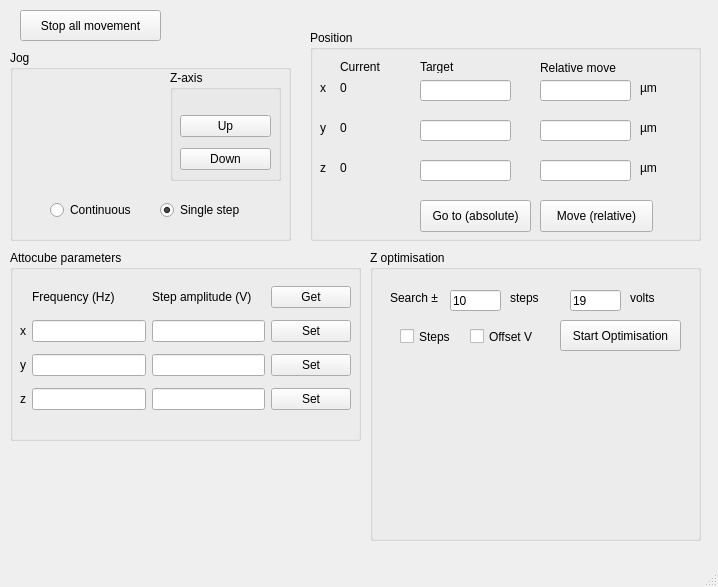
The window that gui/stagecontrol/stagecontrol.ui (QOMS-at-Cavendish/cam-qudi) describes before a commit, drawn with Qt 5.
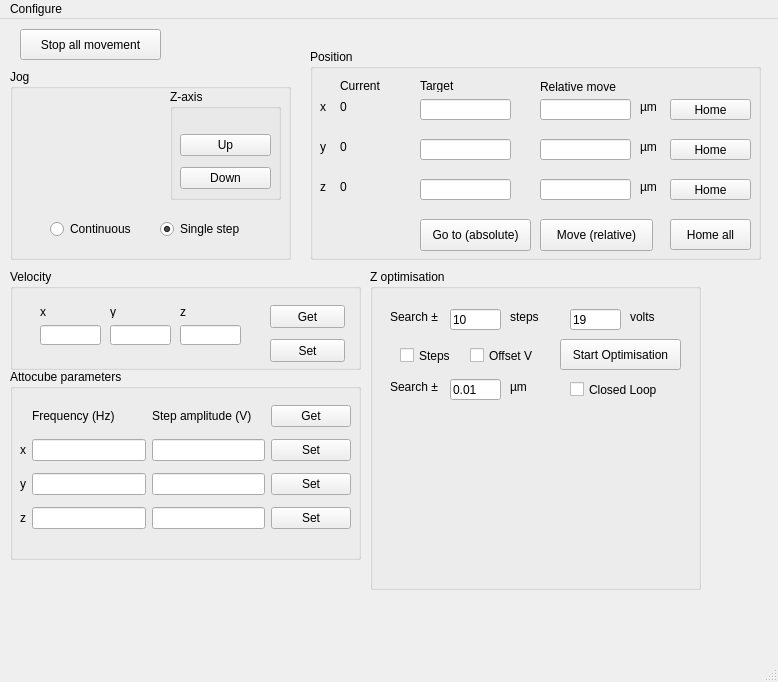
The same window after the commit. Custom widgets are drawn as their Qt base class.

The edit to the form file:
```diff
--- a/gui/stagecontrol/stagecontrol.ui
+++ b/gui/stagecontrol/stagecontrol.ui
@@ -6,8 +6,8 @@
    <rect>
     <x>0</x>
     <y>0</y>
-    <width>718</width>
-    <height>587</height>
+    <width>778</width>
+    <height>682</height>
    </rect>
   </property>
   <property name="windowTitle">
@@ -19,7 +19,7 @@
      <rect>
       <x>310</x>
       <y>30</y>
-      <width>391</width>
+      <width>451</width>
       <height>211</height>
      </rect>
     </property>
@@ -126,7 +126,7 @@
       <rect>
        <x>30</x>
        <y>50</y>
-       <width>47</width>
+       <width>71</width>
        <height>16</height>
       </rect>
      </property>
@@ -139,7 +139,7 @@
       <rect>
        <x>30</x>
        <y>90</y>
-       <width>47</width>
+       <width>71</width>
        <height>16</height>
       </rect>
      </property>
@@ -152,7 +152,7 @@
       <rect>
        <x>30</x>
        <y>130</y>
-       <width>47</width>
+       <width>71</width>
        <height>16</height>
       </rect>
      </property>
@@ -268,6 +268,58 @@
       <string>Relative move</string>
      </property>
     </widget>
+    <widget class="QPushButton" name="home_x">
+     <property name="geometry">
+      <rect>
+       <x>360</x>
+       <y>50</y>
+       <width>81</width>
+       <height>21</height>
+      </rect>
+     </property>
+     <property name="text">
+      <string>Home</string>
+     </property>
+    </widget>
+    <widget class="QPushButton" name="home_y">
+     <property name="geometry">
+      <rect>
+       <x>360</x>
+       <y>90</y>
+       <width>81</width>
+       <height>21</height>
+      </rect>
+     </property>
+     <property name="text">
+      <string>Home</string>
+     </property>
+    </widget>
+    <widget class="QPushButton" name="home_z">
+     <property name="geometry">
+      <rect>
+       <x>360</x>
+       <y>130</y>
+       <width>81</width>
+       <height>21</height>
+      </rect>
+     </property>
+     <property name="text">
+      <string>Home</string>
+     </property>
+    </widget>
+    <widget class="QPushButton" name="home_all">
+     <property name="geometry">
+      <rect>
+       <x>360</x>
+       <y>170</y>
+       <width>81</width>
+       <height>31</height>
+      </rect>
+     </property>
+     <property name="text">
+      <string>Home all</string>
+     </property>
+    </widget>
    </widget>
    <widget class="QGroupBox" name="groupBox">
     <property name="geometry">
@@ -373,7 +425,7 @@
     <property name="geometry">
      <rect>
       <x>10</x>
-      <y>250</y>
+      <y>350</y>
       <width>351</width>
       <height>191</height>
      </rect>
@@ -481,7 +533,7 @@
       <x>370</x>
       <y>250</y>
       <width>331</width>
-      <height>291</height>
+      <height>321</height>
      </rect>
     </property>
     <property name="title">
@@ -491,7 +543,7 @@
      <property name="geometry">
       <rect>
        <x>20</x>
-       <y>110</y>
+       <y>140</y>
        <width>291</width>
        <height>161</height>
       </rect>
@@ -601,6 +653,58 @@
       <string>Offset V</string>
      </property>
     </widget>
+    <widget class="QLabel" name="label_21">
+     <property name="geometry">
+      <rect>
+       <x>20</x>
+       <y>110</y>
+       <width>60</width>
+       <height>16</height>
+      </rect>
+     </property>
+     <property name="text">
+      <string>Search ±</string>
+     </property>
+    </widget>
+    <widget class="QLineEdit" name="optimise_microns">
+     <property name="geometry">
+      <rect>
+       <x>80</x>
+       <y>110</y>
+       <width>51</width>
+       <height>21</height>
+      </rect>
+     </property>
+     <property name="text">
+      <string>0.01</string>
+     </property>
+    </widget>
+    <widget class="QLabel" name="label_22">
+     <property name="geometry">
+      <rect>
+       <x>140</x>
+       <y>110</y>
+       <width>21</width>
+       <height>16</height>
+      </rect>
+     </property>
+     <property name="text">
+      <string>µm</string>
+     </property>
+    </widget>
+    <widget class="QCheckBox" name="search_closedloop">
+     <property name="geometry">
+      <rect>
+       <x>200</x>
+       <y>110</y>
+       <width>111</width>
+       <height>21</height>
+      </rect>
+     </property>
+     <property name="text">
+      <string>Closed Loop</string>
+     </property>
+    </widget>
    </widget>
    <widget class="QPushButton" name="stop_btn">
     <property name="geometry">
@@ -615,16 +719,131 @@
      <string>Stop all movement</string>
     </property>
    </widget>
+   <widget class="QGroupBox" name="groupBox_5">
+    <property name="geometry">
+     <rect>
+      <x>10</x>
+      <y>250</y>
+      <width>351</width>
+      <height>101</height>
+     </rect>
+    </property>
+    <property name="title">
+     <string>Velocity</string>
+    </property>
+    <widget class="QLineEdit" name="x_vel">
+     <property name="geometry">
+      <rect>
+       <x>30</x>
+       <y>56</y>
+       <width>61</width>
+       <height>20</height>
+      </rect>
+     </property>
+    </widget>
+    <widget class="QLineEdit" name="y_vel">
+     <property name="geometry">
+      <rect>
+       <x>100</x>
+       <y>56</y>
+       <width>61</width>
+       <height>20</height>
+      </rect>
+     </property>
+    </widget>
+    <widget class="QLineEdit" name="z_vel">
+     <property name="geometry">
+      <rect>
+       <x>170</x>
+       <y>56</y>
+       <width>61</width>
+       <height>20</height>
+      </rect>
+     </property>
+    </widget>
+    <widget class="QLabel" name="label_4">
+     <property name="geometry">
+      <rect>
+       <x>30</x>
+       <y>36</y>
+       <width>47</width>
+       <height>13</height>
+      </rect>
+     </property>
+     <property name="text">
+      <string>x</string>
+     </property>
+    </widget>
+    <widget class="QLabel" name="label_5">
+     <property name="geometry">
+      <rect>
+       <x>100</x>
+       <y>36</y>
+       <width>47</width>
+       <height>13</height>
+      </rect>
+     </property>
+     <property name="text">
+      <string>y</string>
+     </property>
+    </widget>
+    <widget class="QLabel" name="label_9">
+     <property name="geometry">
+      <rect>
+       <x>170</x>
+       <y>36</y>
+       <width>47</width>
+       <height>13</height>
+      </rect>
+     </property>
+     <property name="text">
+      <string>z</string>
+     </property>
+    </widget>
+    <widget class="QPushButton" name="set_vel_btn">
+     <property name="geometry">
+      <rect>
+       <x>260</x>
+       <y>70</y>
+       <width>75</width>
+       <height>23</height>
+      </rect>
+     </property>
+     <property name="text">
+      <string>Set</string>
+     </property>
+    </widget>
+    <widget class="QPushButton" name="get_vel_btn">
+     <property name="geometry">
+      <rect>
+       <x>260</x>
+       <y>36</y>
+       <width>75</width>
+       <height>23</height>
+      </rect>
+     </property>
+     <property name="text">
+      <string>Get</string>
+     </property>
+    </widget>
+   </widget>
   </widget>
   <widget class="QMenuBar" name="menubar">
    <property name="geometry">
     <rect>
      <x>0</x>
      <y>0</y>
-     <width>718</width>
+     <width>778</width>
      <height>21</height>
     </rect>
    </property>
+   <widget class="QMenu" name="menuConfigure">
+    <property name="title">
+     <string>Configure</string>
+    </property>
+    <addaction name="actionAttocube"/>
+   </widget>
+   <addaction name="menuConfigure"/>
   </widget>
   <widget class="QStatusBar" name="statusbar"/>
  </widget>
```
Left out of the diff: 34 changed lines with no effect on the pictures.
